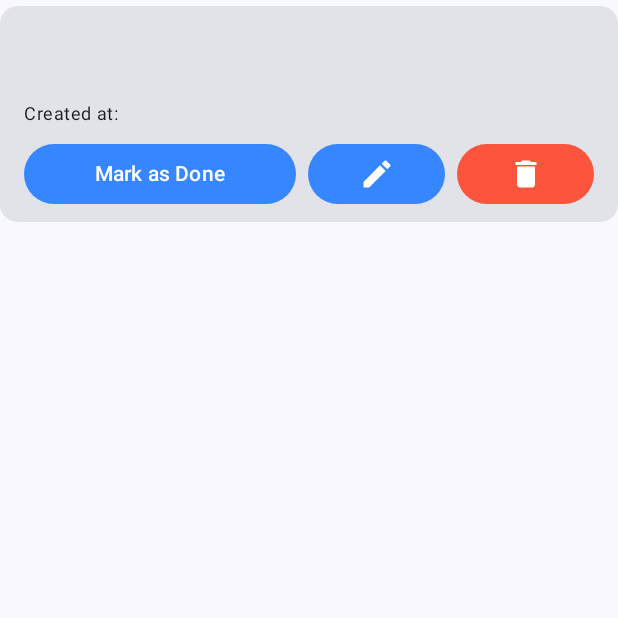
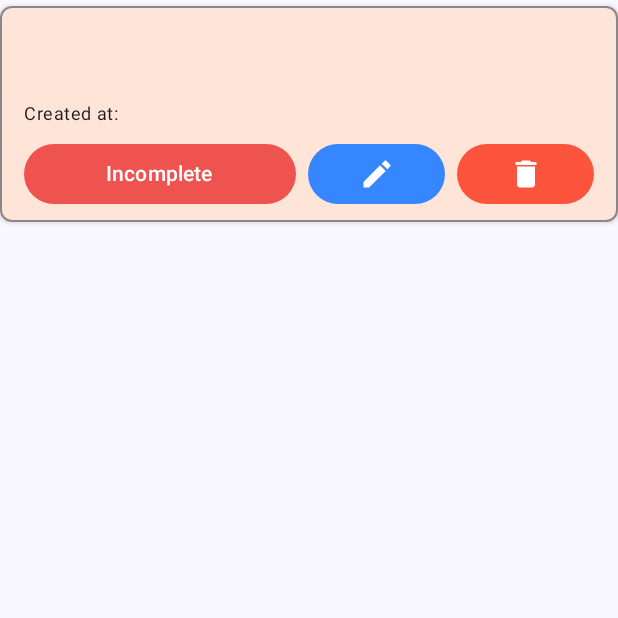
Before and after one commit to Shriram2005/To-Do-List-App-Jetpack-Compose, an Android app built with Jetpack Compose: the composable TaskItem shown on its own in the app's theme, on a phone screen of 412 x 824 dp, the top half of it. Run offline under Robolectric (Android 15) with nearby library versions, the phone set to English and light mode, and no system bars; our stand-ins replace Firebase (no records; nobody signed in at launch, a user with empty details on screens opened directly); 1 statement that could not run was skipped.

Commit message:
small issues & bug fixes

```diff
--- a/app/src/main/java/com/example/compose1/screens/HomePage.kt
+++ b/app/src/main/java/com/example/compose1/screens/HomePage.kt
@@ -3,6 +3,7 @@ package com.example.compose1.screens
 import android.content.Context
 import android.util.Log
 import android.widget.Toast
+import androidx.compose.foundation.BorderStroke
 import androidx.compose.foundation.layout.Column
 import androidx.compose.foundation.layout.Row
 import androidx.compose.foundation.layout.Spacer
@@ -13,6 +14,7 @@ import androidx.compose.foundation.layout.padding
 import androidx.compose.foundation.layout.width
 import androidx.compose.foundation.lazy.LazyColumn
 import androidx.compose.foundation.lazy.items
+import androidx.compose.foundation.shape.RoundedCornerShape
 import androidx.compose.material.icons.Icons
 import androidx.compose.material.icons.filled.Delete
 import androidx.compose.material.icons.filled.Edit
@@ -66,7 +68,6 @@ fun ShowHomePage(navController: NavController, userEmail: String) {
         }, context)
     }
 
-
     Column(
         modifier = Modifier
             .fillMaxSize()
@@ -104,6 +105,7 @@ fun ShowHomePage(navController: NavController, userEmail: String) {
                             } else task
                         }
                         isEditing = false
+                        isEditing = false
                         currentTaskId = null
 
                         // save online
@@ -116,7 +118,7 @@ fun ShowHomePage(navController: NavController, userEmail: String) {
                             description = description,
                             completed = false,
                             createdAt = SimpleDateFormat(
-                                "yyyy-MM-dd HH:mm:ss", Locale.getDefault()
+                                "dd-MM-yyyy HH:mm:ss", Locale.getDefault()
                             ).format(Date())
                         )
                         taskList = taskList + newTask
@@ -147,19 +149,39 @@ fun ShowHomePage(navController: NavController, userEmail: String) {
                     description = task.description
                     isEditing = true
                     currentTaskId = task.id
-                })
+                }, onDone = {
+                    taskList = taskList.map {
+                        if (it.id == task.id)
+                            it.copy(completed = !it.completed)
+                        else it
+                    }
+                    // sync data online
+                    syncDataOnline(userEmail, taskList, context)
+                }
+                )
             }
         }
     }
 }
 
 @Composable
-fun TaskItem(task: TaskData, onDelete: () -> Unit, onEdit: () -> Unit) {
+fun TaskItem(task: TaskData, onDelete: () -> Unit, onEdit: () -> Unit, onDone: () -> Unit) {
     Card(
         modifier = Modifier
             .fillMaxWidth()
             .padding(vertical = 4.dp),
-        elevation = CardDefaults.cardElevation(defaultElevation = 0.dp)
+        elevation = CardDefaults.cardElevation(defaultElevation = 2.dp),
+        border = BorderStroke(1.dp, Color.Gray),
+
+        colors = if (task.completed) CardDefaults.cardColors(
+            containerColor = Color(0xFFD1ECE4)
+        ) else CardDefaults.cardColors(
+            containerColor = Color(0xFFFFE4D8)
+        ),
+        shape = RoundedCornerShape(8.dp)
+
+
+
     ) {
         Column(modifier = Modifier.padding(16.dp, 8.dp)) {
             Text(text = task.title, style = MaterialTheme.typography.headlineSmall)
@@ -174,20 +196,19 @@ fun TaskItem(task: TaskData, onDelete: () -> Unit, onEdit: () -> Unit) {
             Row {
                 Button(
                     onClick = {
-                        task.completed = !task.completed
+                        onDone()
                     },
                     colors = ButtonDefaults.buttonColors(
-                        containerColor = if (task.completed) blue
-                        else blue
+//                        containerColor = if (task.completed) blue else orangeRed
+                        containerColor = if (task.completed) Color(0xFF66BB6A) else Color(0xFFEF5350)
                     ), modifier = Modifier.weight(2f)
                 ) {
                     if (task.completed) {
-                        Text("Mark as Incomplete")
+                        Text("Completed")
                     } else {
-                        Text("Mark as Done")
+                        Text("Incomplete")
                     }
                 }
-
                 Spacer(modifier = Modifier.width(8.dp))
 
                 Button(
@@ -221,7 +242,7 @@ fun syncDataOnline(userEmail: String, taskList: List<TaskData>, context: Context
     val myRef = database.getReference("users/${userEmail.replace(".", ",")}/tasks")
 
     myRef.setValue(taskList).addOnSuccessListener {
-        Toast.makeText(context, "Tasks synced successfully", Toast.LENGTH_SHORT).show()
+//        Toast.makeText(context, "Tasks synced successfully", Toast.LENGTH_SHORT).show()
     }.addOnFailureListener { exception ->
         Toast.makeText(
             context, "Failed to sync tasks: ${exception.message}", Toast.LENGTH_SHORT
--- a/app/src/main/java/com/example/compose1/screens/LoginPage.kt
+++ b/app/src/main/java/com/example/compose1/screens/LoginPage.kt
@@ -143,7 +143,8 @@ fun ShowLoginPage(navController: NavController) {
                 color = Color.Blue,
                 modifier = Modifier
                     .clickable {
-//                        Toast.makeText(context, "Going to register page", Toast.LENGTH_SHORT).show()
+//                         Going to register page
+
                         navController.navigate("register")
                     }
             )
```
